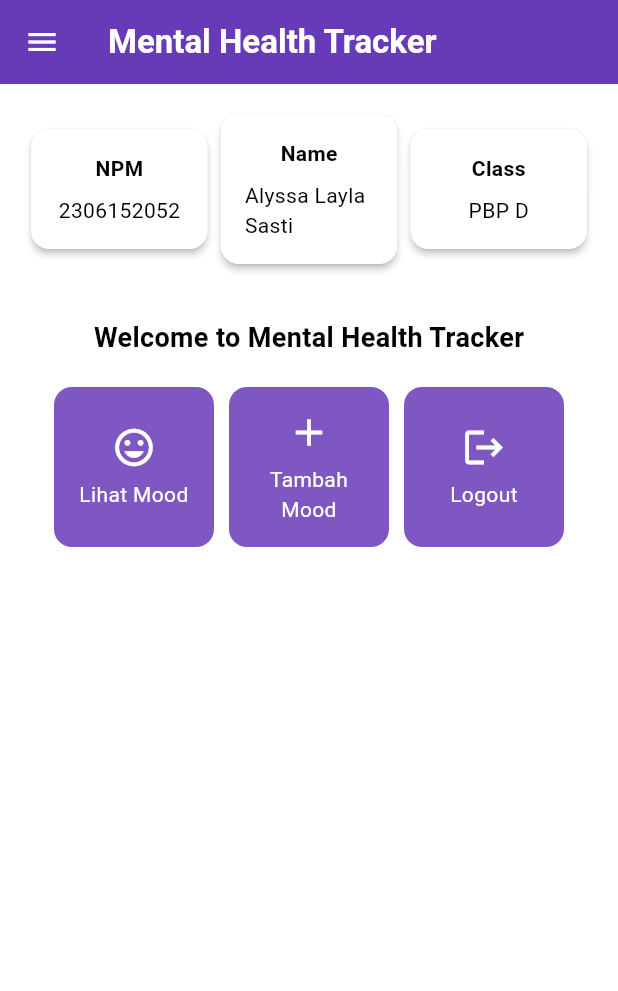
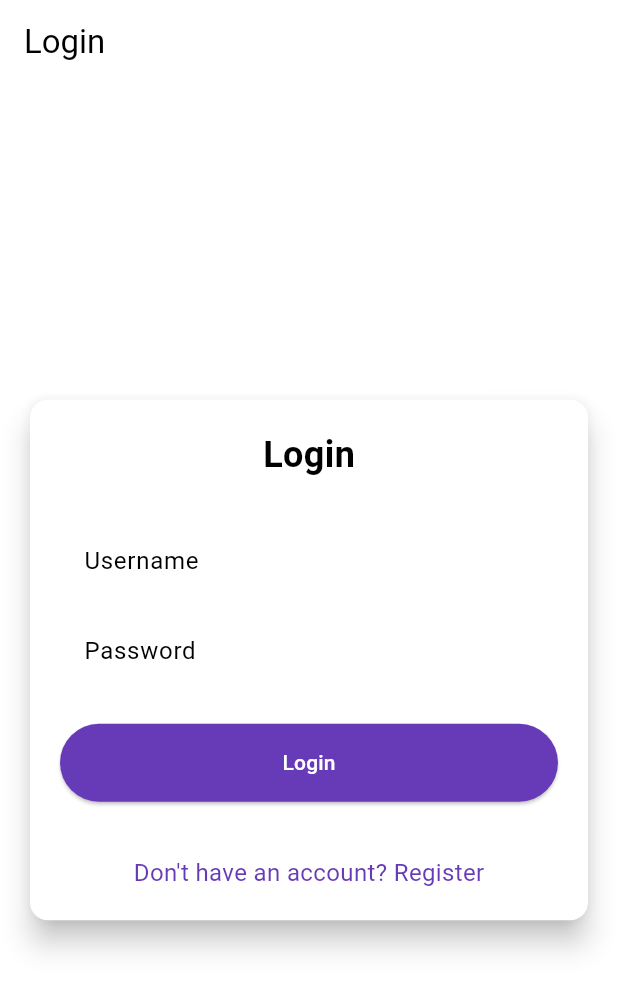
Before and after one commit to AlyssaLayla/mental-health-tracker-mobile, a Flutter app: the screen it shows after launch, on a phone screen of 412 x 824 dp. Shown: the top 991 px of the screen. Run offline on Flutter 3.47's test engine with Material 3 defaults, Android fonts, the phone set to English and light mode, and no system bars; missing offline and left inert: pbp_django_auth.

Commit message:
Tutorial 8

```diff
--- a/lib/main.dart
+++ b/lib/main.dart
@@ -1,5 +1,8 @@
 import 'package:flutter/material.dart';
 import 'package:mental_health_tracker/screens/menu.dart';
+import 'package:pbp_django_auth/pbp_django_auth.dart';
+import 'package:provider/provider.dart';
+import 'package:mental_health_tracker/screens/login.dart';
 
 void main() {
   runApp(const MyApp());
@@ -8,18 +11,23 @@ void main() {
 class MyApp extends StatelessWidget {
   const MyApp({super.key});
 
-  // This widget is the root of your application.
   @override
   Widget build(BuildContext context) {
-    return MaterialApp(
-      title: 'Flutter Demo',
-      theme: ThemeData(
-         colorScheme: ColorScheme.fromSwatch(
-               primarySwatch: Colors.deepPurple,
-         ).copyWith(secondary: Colors.deepPurple[400]),
-        useMaterial3: true,
+    return Provider(
+      create: (_) {
+        CookieRequest request = CookieRequest();
+        return request;
+      },
+      child: MaterialApp(
+        title: 'Mental Health Tracker',
+        theme: ThemeData(
+          useMaterial3: true,
+          colorScheme: ColorScheme.fromSwatch(
+            primarySwatch: Colors.deepPurple,
+          ).copyWith(secondary: Colors.deepPurple[400]),
+        ),
+        home: const LoginPage(),
       ),
-      home: MyHomePage(),
     );
   }
 }
--- /dev/null
+++ b/lib/screens/login.dart
@@ -0,0 +1,182 @@
+import 'package:mental_health_tracker/screens/menu.dart';
+import 'package:flutter/material.dart';
+import 'package:pbp_django_auth/pbp_django_auth.dart';
+import 'package:provider/provider.dart';
+import 'package:mental_health_tracker/screens/register.dart';
+// TODO: Import halaman RegisterPage jika sudah dibuat
+
+void main() {
+  runApp(const LoginApp());
+}
+
+class LoginApp extends StatelessWidget {
+  const LoginApp({super.key});
+
+  @override
+  Widget build(BuildContext context) {
+    return MaterialApp(
+      title: 'Login',
+      theme: ThemeData(
+        useMaterial3: true,
+        colorScheme: ColorScheme.fromSwatch(
+          primarySwatch: Colors.deepPurple,
+        ).copyWith(secondary: Colors.deepPurple[400]),
+      ),
+      home: const LoginPage(),
+    );
+  }
+}
+
+class LoginPage extends StatefulWidget {
+  const LoginPage({super.key});
+
+  @override
+  State<LoginPage> createState() => _LoginPageState();
+}
+
+class _LoginPageState extends State<LoginPage> {
+  final TextEditingController _usernameController = TextEditingController();
+  final TextEditingController _passwordController = TextEditingController();
+
+  @override
+  Widget build(BuildContext context) {
+    final request = context.watch<CookieRequest>();
+
+    return Scaffold(
+      appBar: AppBar(
+        title: const Text('Login'),
+      ),
+      body: Center(
+        child: SingleChildScrollView(
+          padding: const EdgeInsets.all(16.0),
+          child: Card(
+            elevation: 8,
+            shape: RoundedRectangleBorder(
+              borderRadius: BorderRadius.circular(12.0),
+            ),
+            child: Padding(
+              padding: const EdgeInsets.all(20.0),
+              child: Column(
+                mainAxisSize: MainAxisSize.min,
+                children: [
+                  const Text(
+                    'Login',
+                    style: TextStyle(
+                      fontSize: 24.0,
+                      fontWeight: FontWeight.bold,
+                    ),
+                  ),
+                  const SizedBox(height: 30.0),
+                  TextField(
+                    controller: _usernameController,
+                    decoration: const InputDecoration(
+                      labelText: 'Username',
+                      hintText: 'Enter your username',
+                      border: OutlineInputBorder(
+                        borderRadius: BorderRadius.all(Radius.circular(12.0)),
+                      ),
+                      contentPadding:
+                          EdgeInsets.symmetric(horizontal: 12.0, vertical: 8.0),
+                    ),
+                  ),
+                  const SizedBox(height: 12.0),
+                  TextField(
+                    controller: _passwordController,
+                    decoration: const InputDecoration(
+                      labelText: 'Password',
+                      hintText: 'Enter your password',
+                      border: OutlineInputBorder(
+                        borderRadius: BorderRadius.all(Radius.circular(12.0)),
+                      ),
+                      contentPadding:
+                          EdgeInsets.symmetric(horizontal: 12.0, vertical: 8.0),
+                    ),
+                    obscureText: true,
+                  ),
+                  const SizedBox(height: 24.0),
+                  ElevatedButton(
+                    onPressed: () async {
+                      String username = _usernameController.text;
+                      String password = _passwordController.text;
+
+                      // Cek kredensial
+                      // TODO: Ganti URL dan jangan lupa tambahkan trailing slash (/) di akhir URL!
+                      // Untuk menyambungkan Android emulator dengan Django pada localhost,
+                      // gunakan URL http://10.0.2.2/
+                      final response = await request
+                          .login("http://localhost:8000/auth/login/", {
+                        'username': username,
+                        'password': password,
+                      });
+
+                      if (request.loggedIn) {
+                        String message = response['message'];
+                        String uname = response['username'];
+                        if (context.mounted) {
+                          Navigator.pushReplacement(
+                            context,
+                            MaterialPageRoute(
+                                builder: (context) => MyHomePage()),
+                          );
+                          ScaffoldMessenger.of(context)
+                            ..hideCurrentSnackBar()
+                            ..showSnackBar(
+                              SnackBar(
+                                  content:
+                                      Text("$message Selamat datang, $uname.")),
+                            );
+                        }
+                      } else {
+                        if (context.mounted) {
+                          showDialog(
+                            context: context,
+                            builder: (context) => AlertDialog(
+                              title: const Text('Login Gagal'),
+                              content: Text(response['message']),
+                              actions: [
+                                TextButton(
+                                  child: const Text('OK'),
+                                  onPressed: () {
+                                    Navigator.pop(context);
+                                  },
+                                ),
+                              ],
+                            ),
+                          );
+                        }
+                      }
+                    },
+                    style: ElevatedButton.styleFrom(
+                      foregroundColor: Colors.white,
+                      minimumSize: Size(double.infinity, 50),
+                      backgroundColor: Theme.of(context).colorScheme.primary,
+                      padding: const EdgeInsets.symmetric(vertical: 16.0),
+                    ),
+                    child: const Text('Login'),
+                  ),
+                  const SizedBox(height: 36.0),
+                  GestureDetector(
+                    onTap: () {
+                      Navigator.push(
+                        context,
+                        MaterialPageRoute(
+                            builder: (context) => const RegisterPage()),
+                      );
+                    },
+                    child: Text(
+                      'Don\'t have an account? Register',
+                      style: TextStyle(
+                        color: Theme.of(context).colorScheme.primary,
+                        fontSize: 16.0,
+                      ),
+                    ),
+                  ),
+                ],
+              ),
+            ),
+          ),
+        ),
+      ),
+    );
+  }
+}
--- a/lib/screens/menu.dart
+++ b/lib/screens/menu.dart
@@ -66,7 +66,7 @@ class MyHomePage extends StatelessWidget {
                     padding: EdgeInsets.only(top: 16.0),
                     child: Text(
                       'Welcome to Mental Health Tracker',
-                      style: TextStyle(
+                        style: TextStyle(
                         fontWeight: FontWeight.bold,
                         fontSize: 18.0,
                       ),
--- a/pubspec.yaml
+++ b/pubspec.yaml
@@ -35,6 +35,9 @@ dependencies:
   # The following adds the Cupertino Icons font to your application.
   # Use with the CupertinoIcons class for iOS style icons.
   cupertino_icons: ^1.0.8
+  provider: ^6.1.2
+  pbp_django_auth: ^0.4.0
+  http: ^1.2.2
 
 dev_dependencies:
   flutter_test:
```
Also changed, not shown: lib/models/mood_entry.dart (added, +65 -0 lines), lib/screens/list_moodentry.dart (added, +90 -0 lines), lib/screens/moodentry_form.dart (+37 -31 lines), lib/screens/register.dart (added, +166 -0 lines), lib/widgets/left_drawer.dart (+14 -0 lines), lib/widgets/mood_card.dart (+76 -10 lines), pubspec.lock, 2 other files.
